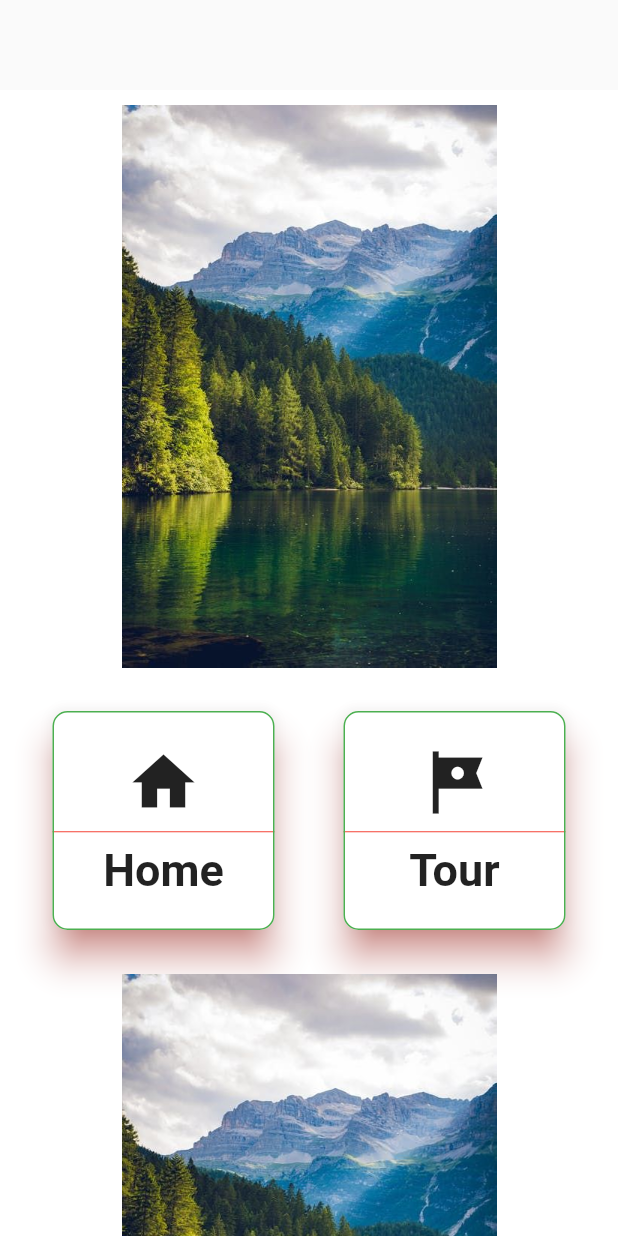
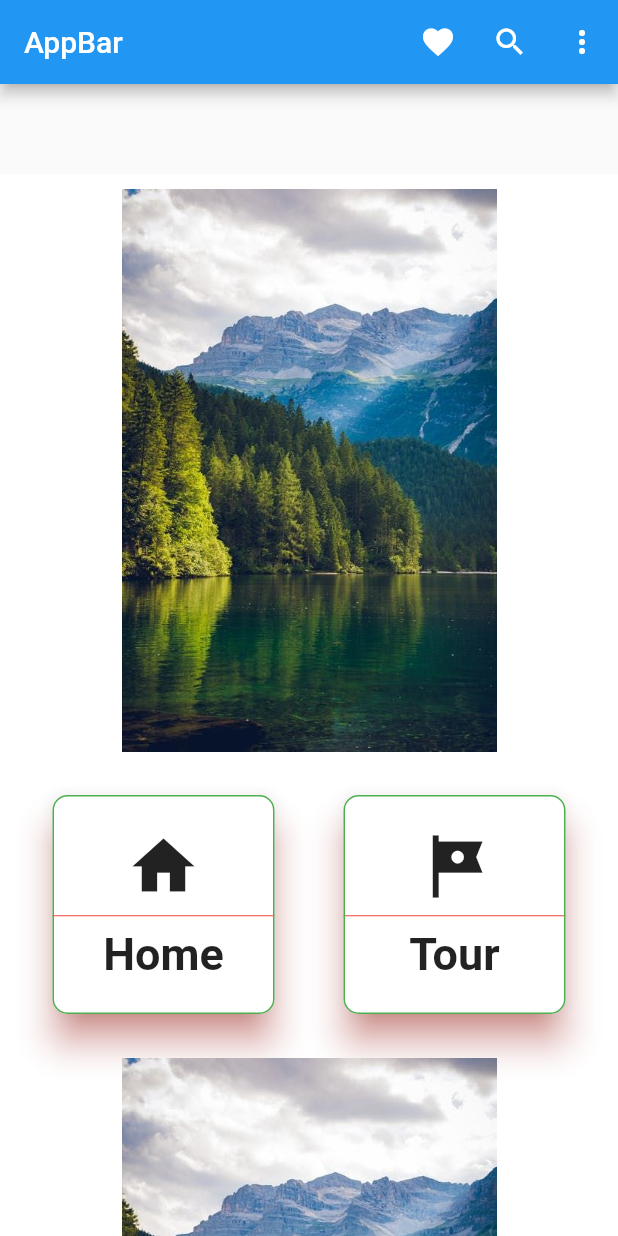
Before and after one commit to IstiaqOsman/Flutter_Project_from_SDMGA, a Flutter app: what community_page() shows on an empty page, opened directly, on a phone screen of 412 x 824 dp. Run offline on Flutter 3.47's test engine with Material 2 defaults, Android fonts, the phone set to English and light mode, and no system bars.

Commit message:
updating appbar to all of the drawer's folder

```diff
--- a/lib/drawer_folders/community_page.dart
+++ b/lib/drawer_folders/community_page.dart
@@ -4,7 +4,43 @@ import 'package:flutter/material.dart';
 
 Widget community_page(){
   String img = "assets/beauty.jpeg";
-  return SingleChildScrollView(
+  return Scaffold(
+      appBar: AppBar(
+        // leading: IconButton(
+        //   onPressed: (){
+        //
+        //   },
+        //   icon: const Icon(Icons.menu),
+        //   // tooltip: MaterialLocalizations.of(context).openAppDrawerTooltip, icon: const Icon(Icons.menu),onPressed: (){},
+        // ),
+        title: Text('AppBar'),
+        actions: [
+          IconButton(
+              tooltip: 'Favourite', icon: const Icon(Icons.favorite,),onPressed: (){}
+          ),
+          IconButton(
+              tooltip: 'Search', icon: const Icon(Icons.search,),onPressed: (){}
+          ),
+          PopupMenuButton<Text>(
+              itemBuilder: (context){
+                return [
+                  PopupMenuItem(
+                    child: Text('First One'),
+                  ),
+                  PopupMenuItem(
+                    child: Text('Second One'),
+                  ),
+                  PopupMenuItem(
+                    child: Text('Third One'),
+                  ),
+                ];
+              })
+        ],
+        // title: Text('View'),
+        // elevation: 10,
+        // shadowColor: Colors.green,
+      ),
+      body: SingleChildScrollView(
     child: Container(
       width: double.infinity,
       padding: EdgeInsets.all(10),
@@ -168,5 +204,6 @@ Widget community_page(){
         ],
       ),
     ),
+  )
   );
 }
--- a/lib/main.dart
+++ b/lib/main.dart
@@ -1,6 +1,6 @@
 import 'package:flutter/material.dart';
 import 'package:untitled/drawer_folders/customDrawer.dart';
-import 'Universal Demo.dart';
+// import 'package:untitled/drawer_folders/Universal Demo.dart';
 
 void main() => runApp(MaterialApp(
   debugShowCheckedModeBanner: false,
```
Also changed, not shown: lib/drawer_folders/home_page.dart (+36 -2 lines), lib/drawer_folders/people_page.dart (+36 -1 lines), lib/drawer_folders/photo_page.dart (+37 -1 lines).
